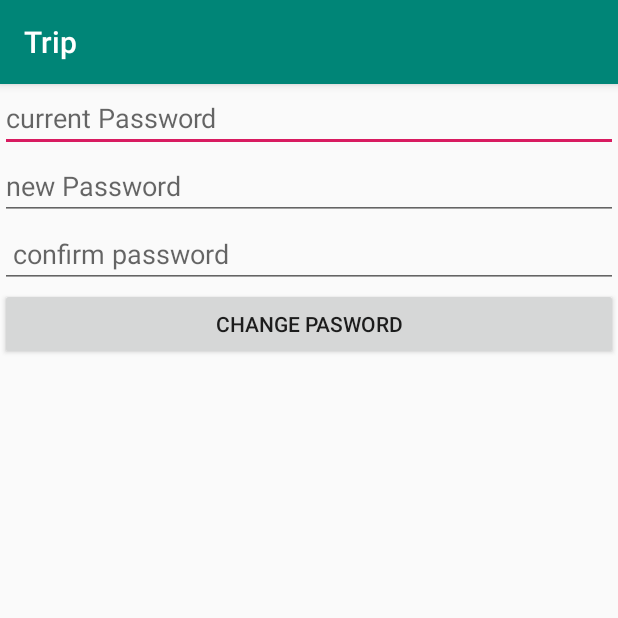
After one commit to anant-gupta14/Trip, an Android app: the ChangePasswordActivity screen opened directly, with no data from a screen before it, on a phone screen of 412 x 824 dp, the top half of it. The commit adds this screen. Run offline under Robolectric (Android 15) with nearby library versions, the phone set to English and light mode, and no system bars; our stand-ins replace Firebase (no records; nobody signed in at launch, a user with empty details on screens opened directly).

Commit message:
forgot password and change password updated

```diff
--- a/app/src/debug/res/values/google_maps_api.xml
+++ b/app/src/debug/res/values/google_maps_api.xml
@@ -20,5 +20,5 @@
     Once you have your key (it starts with "AIza"), replace the "google_maps_key"
     string in this file.
     -->
-    <string name="google_maps_key" templateMergeStrategy="preserve" translatable="false">AIzaSyDP2P917qTv15UYCgsu0rhvWQvejA9ZCWg</string>
+    <string name="google_maps_key" templateMergeStrategy="preserve" translatable="false">Your key here</string>
 </resources>
--- a/app/src/main/AndroidManifest.xml
+++ b/app/src/main/AndroidManifest.xml
@@ -16,6 +16,7 @@
         <service
             android:name="com.dev.infinitoz.service.OnAppKilledService"
             android:stopWithTask="false" />
+
         <activity android:name=".MainActivity">
             <intent-filter>
                 <action android:name="android.intent.action.MAIN" />
@@ -26,6 +27,7 @@
         <activity android:name=".MenuActivity" />
         <activity android:name=".UserTripActivity" />
         <activity android:name=".StartTripActivity" />
+        <activity android:name=".ForgotPasswordActivity" />
         <!--
              The API key for Google Maps-based APIs is defined as a string resource.
              (See the file "res/values/google_maps_api.xml").
@@ -47,7 +49,9 @@
         <activity
             android:name=".UserMapsActivity"
             android:label="@string/title_activity_user_maps" />
-        <activity android:name=".UserProfileActivity"></activity>
+        <activity android:name=".UserProfileActivity" />
+        <activity android:name=".ForgotPassword" />
+        <activity android:name="com.dev.infinitoz.ChangePasswordActivity"></activity>
     </application>
 
 </manifest>
--- /dev/null
+++ b/app/src/main/java/com/dev/infinitoz/ChangePasswordActivity.java
@@ -0,0 +1,67 @@
+package com.dev.infinitoz;
+
+import android.os.Bundle;
+import android.support.annotation.NonNull;
+import android.support.design.widget.Snackbar;
+import android.support.v7.app.AppCompatActivity;
+import android.view.View;
+import android.widget.Button;
+import android.widget.EditText;
+import android.widget.LinearLayout;
+
+import com.dev.infinitoz.trip.Constants;
+import com.dev.infinitoz.trip.R;
+import com.google.android.gms.tasks.OnCompleteListener;
+import com.google.android.gms.tasks.Task;
+import com.google.firebase.auth.AuthCredential;
+import com.google.firebase.auth.EmailAuthProvider;
+import com.google.firebase.auth.FirebaseUser;
+
+public class ChangePasswordActivity extends AppCompatActivity {
+
+    private EditText newPass, confirmNewPass, oldPass;
+    private Button changePassBT;
+    private LinearLayout linearLayout;
+
+    @Override
+    protected void onCreate(Bundle savedInstanceState) {
+        super.onCreate(savedInstanceState);
+        setContentView(R.layout.activity_change_password);
+        oldPass = findViewById(R.id.oldPass);
+        newPass = findViewById(R.id.newPass);
+        confirmNewPass = findViewById(R.id.confirmChangePass);
+        changePassBT = findViewById(R.id.changePassBT);
+        linearLayout = findViewById(R.id.changePassLayout);
+
+        changePassBT.setOnClickListener(new View.OnClickListener() {
+            @Override
+            public void onClick(View view) {
+                if ("".equals(oldPass.getText().toString().trim()) || "".equals(newPass.getText().toString().trim()) || "".equals(confirmNewPass.getText().toString().trim())) {
+                    Snackbar.make(linearLayout, "password cant be empty", Snackbar.LENGTH_LONG).show();
+                }
+                FirebaseUser user = (FirebaseUser) TripContext.getValue(Constants.USER);
+                String email = user.getEmail();
+                AuthCredential credential = EmailAuthProvider.getCredential(email, oldPass.getText().toString());
+                user.reauthenticate(credential).addOnCompleteListener(new OnCompleteListener<Void>() {
+                    @Override
+                    public void onComplete(@NonNull Task<Void> task) {
+                        if (task.isSuccessful()) {
+                            user.updatePassword(newPass.getText().toString()).addOnCompleteListener(new OnCompleteListener<Void>() {
+                                @Override
+                                public void onComplete(@NonNull Task<Void> task) {
+                                    if (task.isSuccessful()) {
+                                        Snackbar.make(linearLayout, "password updated", Snackbar.LENGTH_LONG).show();
+                                    } else {
+                                        Snackbar.make(linearLayout, "Something wrong", Snackbar.LENGTH_LONG).show();
+                                    }
+                                }
+                            });
+                        } else {
+                            Snackbar.make(linearLayout, "Auth failed", Snackbar.LENGTH_LONG).show();
+                        }
+                    }
+                });
+            }
+        });
+    }
+}
--- a/app/src/main/java/com/dev/infinitoz/trip/MenuActivity.java
+++ b/app/src/main/java/com/dev/infinitoz/trip/MenuActivity.java
@@ -14,6 +14,7 @@ import android.widget.EditText;
 import android.widget.TextView;
 import android.widget.Toast;
 
+import com.dev.infinitoz.ChangePasswordActivity;
 import com.dev.infinitoz.TripContext;
 import com.google.android.gms.location.FusedLocationProviderClient;
 import com.google.firebase.auth.FirebaseAuth;
@@ -106,6 +107,9 @@ public class MenuActivity extends AppCompatActivity {
                     case R.id.privacyPolicy:
                         break;
                     case R.id.changePass:
+                        intent = new Intent(MenuActivity.this, ChangePasswordActivity.class);
+                        startActivity(intent);
+                        finish();
                         break;
                     case R.id.logoutNav:
                         FirebaseAuth.getInstance().signOut();
--- /dev/null
+++ b/app/src/main/res/layout/activity_change_password.xml
@@ -0,0 +1,34 @@
+<?xml version="1.0" encoding="utf-8"?>
+<LinearLayout xmlns:android="http://schemas.android.com/apk/res/android"
+    xmlns:tools="http://schemas.android.com/tools"
+    android:id="@+id/changePassLayout"
+    android:layout_width="match_parent"
+    android:layout_height="match_parent"
+    android:orientation="vertical"
+    tools:context="com.dev.infinitoz.ChangePasswordActivity">
+
+    <EditText
+        android:id="@+id/oldPass"
+        android:layout_width="match_parent"
+        android:layout_height="wrap_content"
+        android:hint="current Password" />
+
+    <EditText
+        android:id="@+id/newPass"
+        android:layout_width="match_parent"
+        android:layout_height="wrap_content"
+        android:hint="new Password" />
+
+    <EditText
+        android:id="@+id/confirmChangePass"
+        android:layout_width="match_parent"
+        android:layout_height="wrap_content"
+        android:hint=" confirm password" />
+
+    <Button
+        android:id="@+id/changePassBT"
+        android:layout_width="match_parent"
+        android:layout_height="wrap_content"
+        android:text="Change Pasword" />
+
+</LinearLayout>
--- a/app/src/main/res/layout/activity_main.xml
+++ b/app/src/main/res/layout/activity_main.xml
@@ -30,6 +30,12 @@
         android:layout_height="wrap_content"
         android:text="Registration" />
 
+    <TextView
+        android:id="@+id/forgotPass"
+        android:layout_width="match_parent"
+        android:layout_height="wrap_content"
+        android:text="Forgot Password?" />
+
     <RelativeLayout
         android:id="@+id/loadingPanel"
         android:layout_width="match_parent"
```
Also changed, not shown: app/src/main/java/com/dev/infinitoz/trip/AdminMapActivity.java (+58 -3 lines), app/src/main/java/com/dev/infinitoz/trip/ForgotPasswordActivity.java (added, +54 -0 lines), app/src/main/java/com/dev/infinitoz/trip/MainActivity.java (+11 -0 lines), app/src/main/res/layout/activity_forgot_password.xml (added, +21 -0 lines).
